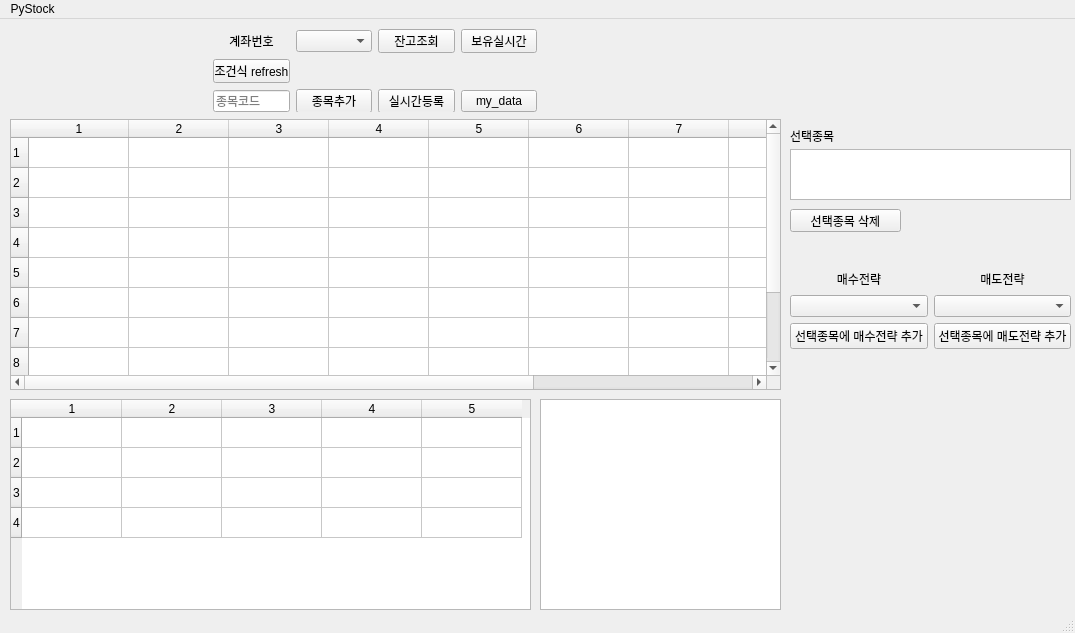
Qt form window.ui (mechurak/kiwoom) before a commit.
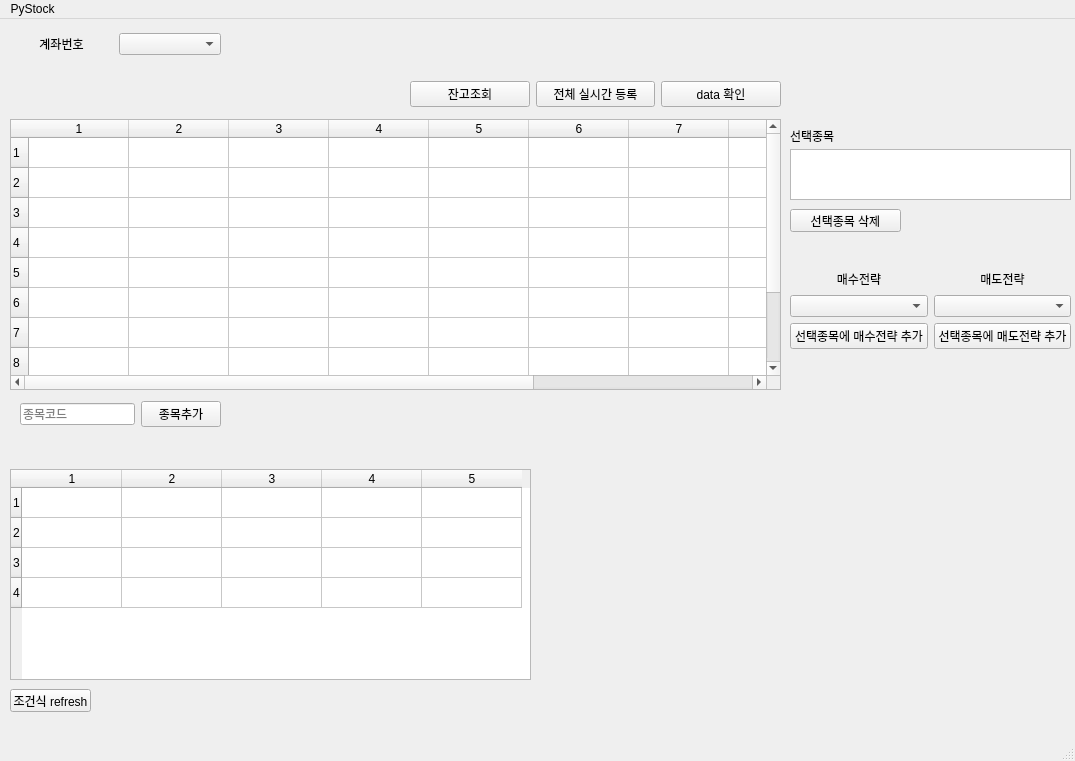
The same form after that commit.

Commit message: added ConditionSell strategy

Diff of the .ui file:
```diff
--- a/window.ui
+++ b/window.ui
@@ -7,112 +7,13 @@
     <x>0</x>
     <y>0</y>
     <width>1075</width>
-    <height>633</height>
+    <height>761</height>
    </rect>
   </property>
   <property name="windowTitle">
    <string>MainWindow</string>
   </property>
   <widget class="QWidget" name="centralwidget">
-   <widget class="QTextEdit" name="txt_output">
-    <property name="enabled">
-     <bool>true</bool>
-    </property>
-    <property name="geometry">
-     <rect>
-      <x>540</x>
-      <y>380</y>
-      <width>241</width>
-      <height>211</height>
-     </rect>
-    </property>
-    <property name="readOnly">
-     <bool>true</bool>
-    </property>
-   </widget>
-   <widget class="QWidget" name="gridLayoutWidget">
-    <property name="geometry">
-     <rect>
-      <x>213</x>
-      <y>10</y>
-      <width>324</width>
-      <height>83</height>
-     </rect>
-    </property>
-    <layout class="QGridLayout" name="gridLayout">
-     <item row="3" column="0">
-      <widget class="QLineEdit" name="edit_code">
-       <property name="text">
-        <string/>
-       </property>
-       <property name="placeholderText">
-        <string>종목코드</string>
-       </property>
-      </widget>
-     </item>
-     <item row="3" column="1">
-      <widget class="QPushButton" name="btn_code">
-       <property name="text">
-        <string>종목추가</string>
-       </property>
-      </widget>
-     </item>
-     <item row="0" column="0">
-      <widget class="QLabel" name="label">
-       <property name="text">
-        <string>계좌번호</string>
-       </property>
-       <property name="alignment">
-        <set>Qt::AlignCenter</set>
-       </property>
-      </widget>
-     </item>
-     <item row="0" column="2">
-      <widget class="QPushButton" name="btn_get_balance">
-       <property name="text">
-        <string>잔고조회</string>
-       </property>
-      </widget>
-     </item>
-     <item row="1" column="0">
-      <widget class="QPushButton" name="btn_condition_refresh">
-       <property name="toolTip">
-        <string>test</string>
-       </property>
-       <property name="whatsThis">
-        <string/>
-       </property>
-       <property name="text">
-        <string>조건식 refresh</string>
-       </property>
-      </widget>
-     </item>
-     <item row="3" column="3">
-      <widget class="QPushButton" name="btn_print_my_data">
-       <property name="text">
-        <string>my_data</string>
-       </property>
-      </widget>
-     </item>
-     <item row="3" column="2">
-      <widget class="QPushButton" name="btn_register_real">
-       <property name="text">
-        <string>실시간등록</string>
-       </property>
-      </widget>
-     </item>
-     <item row="0" column="3">
-      <widget class="QPushButton" name="btn_register_real_all">
-       <property name="text">
-        <string>보유실시간</string>
-       </property>
-      </widget>
-     </item>
-     <item row="0" column="1">
-      <widget class="QComboBox" name="combo_account"/>
-     </item>
-    </layout>
-   </widget>
    <widget class="QTableWidget" name="table_current">
     <property name="geometry">
      <rect>
@@ -156,7 +57,7 @@
     <property name="geometry">
      <rect>
       <x>10</x>
-      <y>380</y>
+      <y>450</y>
       <width>521</width>
       <height>211</height>
      </rect>
@@ -271,6 +172,112 @@
      <string>선택종목</string>
     </property>
    </widget>
+   <widget class="QPushButton" name="btn_condition_refresh">
+    <property name="geometry">
+     <rect>
+      <x>10</x>
+      <y>670</y>
+      <width>81</width>
+      <height>23</height>
+     </rect>
+    </property>
+    <property name="toolTip">
+     <string>test</string>
+    </property>
+    <property name="whatsThis">
+     <string/>
+    </property>
+    <property name="text">
+     <string>조건식 refresh</string>
+    </property>
+   </widget>
+   <widget class="QWidget" name="gridLayoutWidget">
+    <property name="geometry">
+     <rect>
+      <x>10</x>
+      <y>10</y>
+      <width>211</width>
+      <height>31</height>
+     </rect>
+    </property>
+    <layout class="QGridLayout" name="gridLayout">
+     <item row="0" column="0">
+      <widget class="QLabel" name="label">
+       <property name="text">
+        <string>계좌번호</string>
+       </property>
+       <property name="alignment">
+        <set>Qt::AlignCenter</set>
+       </property>
+      </widget>
+     </item>
+     <item row="0" column="1">
+      <widget class="QComboBox" name="combo_account"/>
+     </item>
+    </layout>
+   </widget>
+   <widget class="QWidget" name="gridLayoutWidget_5">
+    <property name="geometry">
+     <rect>
+      <x>410</x>
+      <y>60</y>
+      <width>371</width>
+      <height>31</height>
+     </rect>
+    </property>
+    <layout class="QGridLayout" name="gridLayout_5">
+     <item row="0" column="2">
+      <widget class="QPushButton" name="btn_print_my_data">
+       <property name="text">
+        <string>data 확인</string>
+       </property>
+      </widget>
+     </item>
+     <item row="0" column="1">
+      <widget class="QPushButton" name="btn_register_real_all">
+       <property name="text">
+        <string>전체 실시간 등록</string>
+       </property>
+      </widget>
+     </item>
+     <item row="0" column="0">
+      <widget class="QPushButton" name="btn_get_balance">
+       <property name="text">
+        <string>잔고조회</string>
+       </property>
+      </widget>
+     </item>
+    </layout>
+   </widget>
+   <widget class="QWidget" name="gridLayoutWidget_4">
+    <property name="geometry">
+     <rect>
+      <x>20</x>
+      <y>380</y>
+      <width>201</width>
+      <height>31</height>
+     </rect>
+    </property>
+    <layout class="QGridLayout" name="gridLayout_4">
+     <item row="0" column="0">
+      <widget class="QLineEdit" name="edit_code">
+       <property name="text">
+        <string/>
+       </property>
+       <property name="placeholderText">
+        <string>종목코드</string>
+       </property>
+      </widget>
+     </item>
+     <item row="0" column="1">
+      <widget class="QPushButton" name="btn_code">
+       <property name="text">
+        <string>종목추가</string>
+       </property>
+      </widget>
+     </item>
+    </layout>
+   </widget>
   </widget>
   <widget class="QMenuBar" name="menubar">
    <property name="geometry">
```
Left out of the diff: 36 changed lines with no effect on the pictures. The commit also changes 5 other files.
